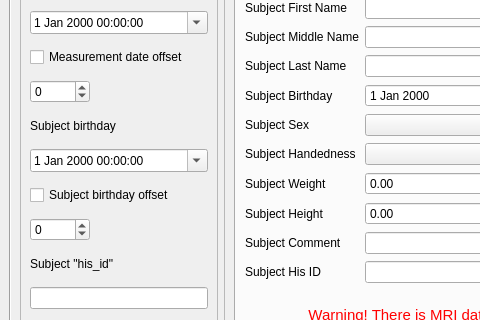
mne-tools/mne-cpp, file applications/mne_anonymize/mainwindow.ui: the form before one commit; both pictures show x 0 to 480 and y 254 to 574 of the 666 by 666 pixel window.
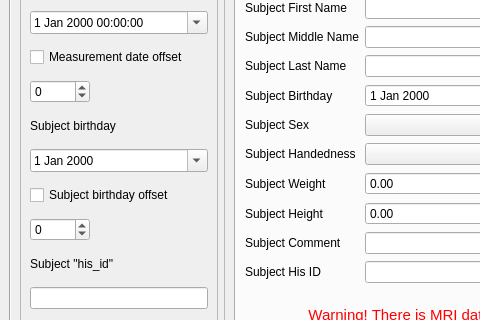
The form after the commit. The open tabs and pages were chosen to show the change.

```diff
--- a/applications/mne_anonymize/mainwindow.ui
+++ b/applications/mne_anonymize/mainwindow.ui
@@ -76,8 +76,8 @@
         <rect>
          <x>0</x>
          <y>0</y>
-         <width>638</width>
-         <height>611</height>
+         <width>644</width>
+         <height>622</height>
         </rect>
        </property>
        <layout class="QVBoxLayout" name="verticalLayout_2">
@@ -452,12 +452,9 @@
                </widget>
               </item>
               <item row="7" column="0">
-               <widget class="QDateTimeEdit" name="dateTimeBirthdayDate">
-                <property name="sizePolicy">
-                 <sizepolicy hsizetype="Expanding" vsizetype="Maximum">
-                  <horstretch>0</horstretch>
-                  <verstretch>0</verstretch>
-                 </sizepolicy>
+               <widget class="QDateEdit" name="dateEditBirthdayDate">
+                <property name="showGroupSeparator" stdset="0">
+                 <bool>false</bool>
                 </property>
                 <property name="calendarPopup">
                  <bool>true</bool>
```
Left out of the diff: 169 changed lines with no effect on the pictures.
